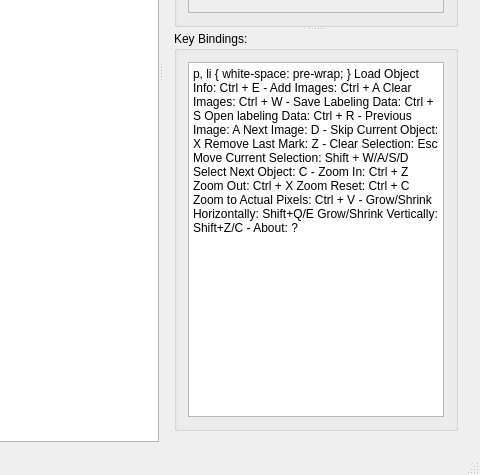
Above: Kaname/form/Kaname.ui from sakamoto-poteko/Kaname before the change; both pictures show x 727 to 1207 and y 341 to 816 of the 1207 by 816 pixel window. Below: the same form after it.
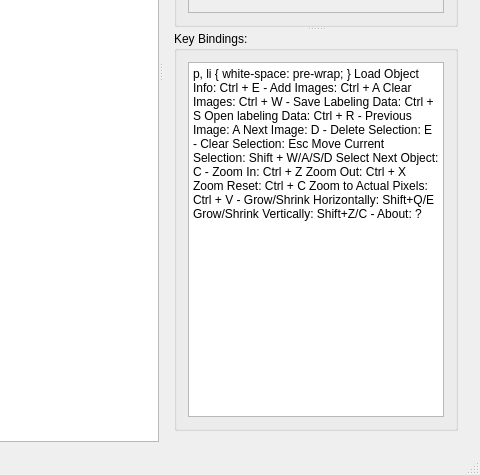
That is the form after the change. Icons and pictures are not drawn. Custom widgets are drawn as their Qt base class.

Commit message: Bump version number

```diff
--- a/Kaname/form/Kaname.ui
+++ b/Kaname/form/Kaname.ui
@@ -210,8 +210,7 @@
 &lt;p style=&quot; margin-top:0px; margin-bottom:0px; margin-left:0px; margin-right:0px; -qt-block-indent:0; text-indent:0px;&quot;&gt;&lt;span style=&quot; font-size:8pt;&quot;&gt;Previous Image: A&lt;/span&gt;&lt;/p&gt;
 &lt;p style=&quot; margin-top:0px; margin-bottom:0px; margin-left:0px; margin-right:0px; -qt-block-indent:0; text-indent:0px;&quot;&gt;&lt;span style=&quot; font-size:8pt;&quot;&gt;Next Image: D&lt;/span&gt;&lt;/p&gt;
 &lt;p style=&quot; margin-top:0px; margin-bottom:0px; margin-left:0px; margin-right:0px; -qt-block-indent:0; text-indent:0px;&quot;&gt;&lt;span style=&quot; font-size:8pt;&quot;&gt;-&lt;/span&gt;&lt;/p&gt;
-&lt;p style=&quot; margin-top:0px; margin-bottom:0px; margin-left:0px; margin-right:0px; -qt-block-indent:0; text-indent:0px;&quot;&gt;&lt;span style=&quot; font-size:8pt;&quot;&gt;Skip Current Object: X&lt;/span&gt;&lt;/p&gt;
-&lt;p style=&quot; margin-top:0px; margin-bottom:0px; margin-left:0px; margin-right:0px; -qt-block-indent:0; text-indent:0px;&quot;&gt;&lt;span style=&quot; font-size:8pt;&quot;&gt;Remove Last Mark: Z&lt;/span&gt;&lt;/p&gt;
+&lt;p style=&quot; margin-top:0px; margin-bottom:0px; margin-left:0px; margin-right:0px; -qt-block-indent:0; text-indent:0px;&quot;&gt;&lt;span style=&quot; font-size:8pt;&quot;&gt;Delete Selection: E&lt;/span&gt;&lt;/p&gt;
 &lt;p style=&quot; margin-top:0px; margin-bottom:0px; margin-left:0px; margin-right:0px; -qt-block-indent:0; text-indent:0px;&quot;&gt;&lt;span style=&quot; font-size:8pt;&quot;&gt;-&lt;/span&gt;&lt;/p&gt;
 &lt;p style=&quot; margin-top:0px; margin-bottom:0px; margin-left:0px; margin-right:0px; -qt-block-indent:0; text-indent:0px;&quot;&gt;&lt;span style=&quot; font-size:8pt;&quot;&gt;Clear Selection: Esc&lt;/span&gt;&lt;/p&gt;
 &lt;p style=&quot; margin-top:0px; margin-bottom:0px; margin-left:0px; margin-right:0px; -qt-block-indent:0; text-indent:0px;&quot;&gt;&lt;span style=&quot; font-size:8pt;&quot;&gt;Move Current Selection: Shift + W/A/S/D&lt;/span&gt;&lt;/p&gt;
```
The commit also changes 1 other file.
